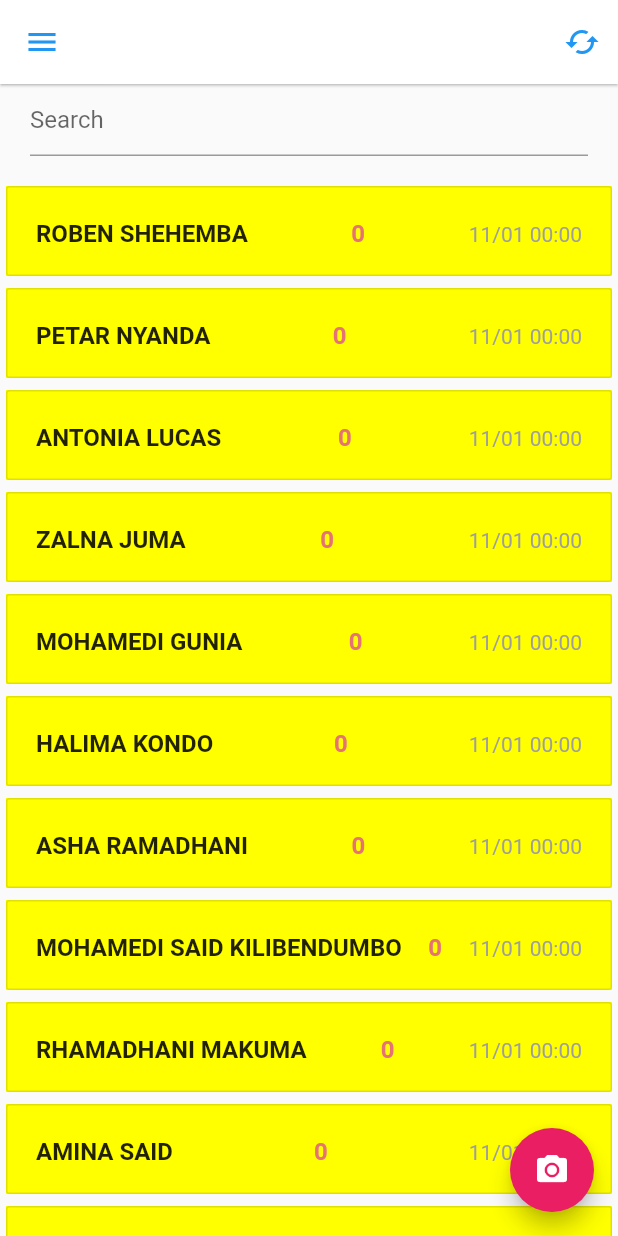
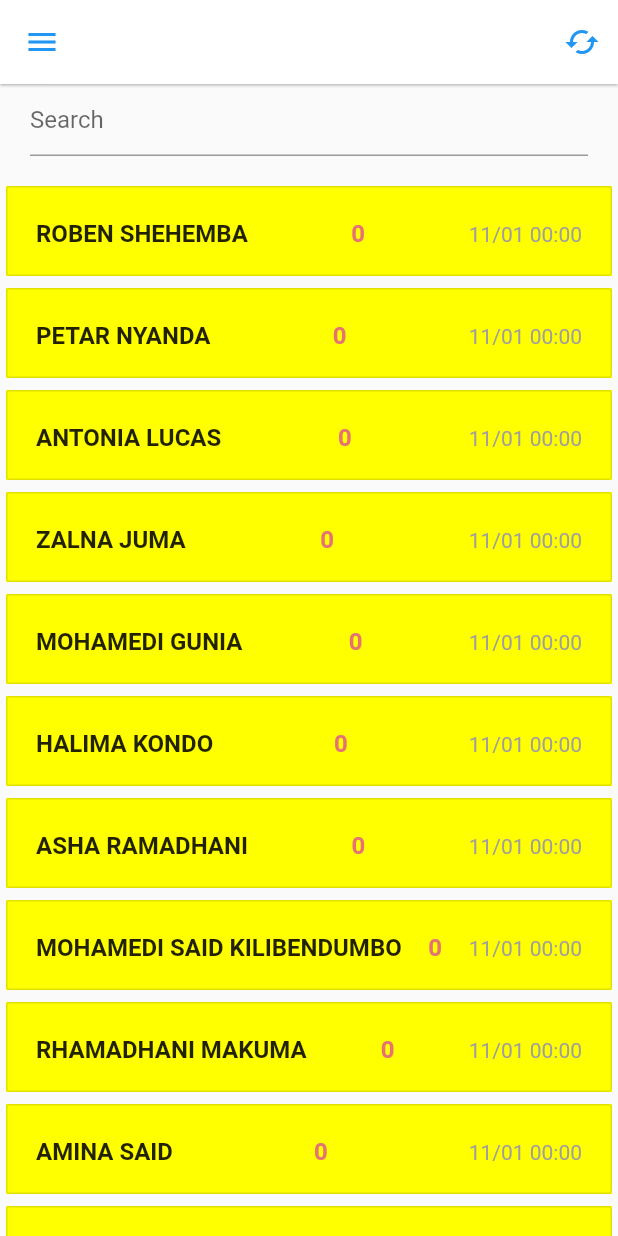
Before and after one commit to afrimedico/CUORE, a Flutter app: the screen it shows after launch, on a phone screen of 412 x 824 dp. Run offline on Flutter 3.47's test engine with Material 2 defaults, Android fonts, the phone set to English and light mode, and no system bars; our stand-ins replace csv, image_picker, shared_preferences; missing offline and left inert: sms.

Commit message:
Update ringup layout.

```diff
--- a/lib/profile/drawer.dart
+++ /dev/null
@@ -1,153 +0,0 @@
-import 'package:cuore/profile/app.dart';
-import 'package:flutter/material.dart';
-import 'package:cuore/sl/message.dart';
-
-class AppDrawer {
-  static TextEditingController _textEditingController =
-      new TextEditingController(text: userName);
-  static Drawer showDrawer(context) {
-    return Drawer(
-      child: ListView(
-        padding: EdgeInsets.zero,
-        children: <Widget>[
-          _createHeader(context),
-          TextField(
-            controller: _textEditingController,
-            decoration: InputDecoration(
-              labelText: 'Username',
-              hintText: 'Username',
-              icon: Icon(Icons.account_circle),
-            ),
-            autocorrect: false,
-            autofocus: true,
-            keyboardType: TextInputType.text,
-            onChanged: _userNameChanged,
-            onSubmitted: _userNameSubmitted,
-          ),
-          // _createDrawerItem(
-          //     context, Icons.person, SLMessage.of("Profile"), () => _handleProfile(context)),
-          _createDrawerItem(
-              context,
-              Icons.info,
-              SLMessage.of("Version"),
-              () => showAboutDialog(
-                    context: context,
-                    applicationIcon: Image.asset(
-                      'assets/icons/ic_launcher.png',
-                      width: 64,
-                    ),
-                    applicationName: "CUORE",
-                    applicationVersion: "Test version",
-                  )),
-          Divider(),
-          // _createSignOutItem(context),
-        ],
-      ),
-    );
-  }
-
-  static String userName = "";
-
-  static void _userNameChanged(String value) {
-    _userNameSubmitted(value);
-  }
-
-  static void _userNameSubmitted(String value) async {
-    userName = value;
-
-    var user = await App.getProfile();
-    user.putIfAbsent('name', () => userName);
-    int now = DateTime.now().toUtc().millisecondsSinceEpoch;
-    user.putIfAbsent("ts", () => now);
-    await App.setProfile(user);
-  }
-
-  static Widget _createHeader(context) {
-    return DrawerHeader(
-      margin: EdgeInsets.zero,
-      padding: EdgeInsets.zero,
-      decoration: BoxDecoration(
-        color: Theme.of(context).primaryColor,
-      ),
-      child: Center(
-        child: InkWell(
-          onTap: () => _handleProfile(context),
-          child: Column(
-            mainAxisAlignment: MainAxisAlignment.center,
-            mainAxisSize: MainAxisSize.max,
-            children: <Widget>[
-              SizedBox(height: 10),
-              // CircleAvatar(
-              //   backgroundImage: NetworkImage(
-              //     userImageUrl,
-              //   ),
-              //   radius: 30,
-              //   backgroundColor: Colors.transparent,
-              // ),
-              SizedBox(height: 10),
-              Text(
-                userName,
-                style: TextStyle(
-                    fontSize: 16,
-                    color: Colors.deepPurple,
-                    fontWeight: FontWeight.bold),
-              ),
-              // SizedBox(height: 10),
-              // Text(
-              //   userEmail,
-              //   style: TextStyle(
-              //       fontSize: 16,
-              //       color: Colors.deepPurple,
-              //       fontWeight: FontWeight.bold),
-              // ),
-            ],
-          ),
-        ),
-      ),
-    );
-  }
-
-  static Widget _createDrawerItem(context, icon, text, onTap) {
-    return ListTile(
-      title: Row(
-        children: <Widget>[
-          Icon(
-            icon,
-          ),
-          Padding(
-            padding: EdgeInsets.only(left: 8.0),
-            child: Text(text),
-          )
-        ],
-      ),
-      onTap: onTap,
-    );
-  }
-
-  static Widget _createSignOutItem(context) {
-    return ListTile(
-      title: Row(
-        children: <Widget>[
-          Icon(
-            Icons.exit_to_app,
-          ),
-          Padding(
-            padding: EdgeInsets.only(left: 8.0),
-            child: Text("Sign Out"),
-          )
-        ],
-      ),
-      onTap: () {
-        // Navigator.of(context).pushAndRemoveUntil(
-        //     MaterialPageRoute(builder: (context) {
-        //   return LoginPage();
-        // }), ModalRoute.withName('/'));
-      },
-    );
-  }
-
-  static void _handleProfile(context) {
-    // Navigator.push(context,
-    //     MaterialPageRoute(builder: (BuildContext context) => UserScreen()));
-  }
-}
--- a/lib/screen/home.dart
+++ b/lib/screen/home.dart
@@ -2,14 +2,13 @@ import 'dart:async';
 // import 'package:barcode_scan/barcode_scan.dart';
 import 'package:cuore/sl/googlesheets.dart';
 import 'package:cuore/profile/app.dart';
+import 'package:cuore/sl/message.dart';
 import 'package:flutter/material.dart';
 import 'package:cuore/repository/otc.dart';
 import 'package:cuore/screen/otclist.dart';
-import 'package:cuore/profile/drawer.dart';
 import 'package:cuore/repository/sheet.dart';
 import 'package:intl/intl.dart';
 import 'package:flutter/services.dart';
-import 'package:sms/sms.dart';
 
 /// Show customers list.
 class HomeScreen extends StatefulWidget {
@@ -44,6 +43,9 @@ class _WhatsAppHomeState extends State<HomeScreen>
   TabController _tabController;
   List<CustomerData> _customerList;
 
+  TextEditingController _textEditingController =
+      new TextEditingController();
+
   @override
   void initState() {
     super.initState();
@@ -57,12 +59,13 @@ class _WhatsAppHomeState extends State<HomeScreen>
     // プロファイル設定
     var user = await App.getProfile();
     if (user['name'] != null) {
-      AppDrawer.userName = user['name'];
+      userName = user['name'];
     }
+    _textEditingController.text = userName;
 
     var items = await CustomerDb.loadItemFromSheets(false);
     var list =
-        await CustomerDb.loadFromSheets(AppDrawer.userName, items, false);
+        await CustomerDb.loadFromSheets(userName, items, false);
 
     setState(() {
       _customerList = list;
@@ -83,7 +86,7 @@ class _WhatsAppHomeState extends State<HomeScreen>
     Sheets.clear('items');
     Sheets.clear('customers');
     var items = await CustomerDb.loadItemFromSheets(true);
-    var list = await CustomerDb.loadFromSheets(AppDrawer.userName, items, true);
+    var list = await CustomerDb.loadFromSheets(userName, items, true);
     await CustomerDb.saveAsSheets(list);
   }
 
@@ -103,9 +106,165 @@ class _WhatsAppHomeState extends State<HomeScreen>
       key: _scaffoldKey,
       appBar: appBar(),
       body: body(),
-      drawer: AppDrawer.showDrawer(context),
-      floatingActionButton: buildBottomNavigationBar(context, barcodeScanning),
+      drawer: showDrawer(context),
+      // floatingActionButton: buildBottomNavigationBar(context, barcodeScanning),
     );
+  }
+
+  String userName = "";
+  String userNameTmp = "";
+
+  Drawer showDrawer(context) {
+    return Drawer(
+      child: ListView(
+        padding: EdgeInsets.zero,
+        children: <Widget>[
+          _createHeader(context),
+          TextField(
+            controller: _textEditingController,
+            decoration: InputDecoration(
+              labelText: 'Username',
+              hintText: 'Username',
+              icon: Icon(Icons.account_circle),
+            ),
+            autocorrect: false,
+            autofocus: true,
+            keyboardType: TextInputType.text,
+            onChanged: _userNameChanged,
+            onSubmitted: _userNameSubmitted,
+          ),
+          RaisedButton(
+            child: const Text('Save'),
+            color: Colors.orange,
+            textColor: Colors.white,
+            onPressed: () async {
+              setState(() {
+                userName = userNameTmp;
+              });
+              var user = await App.getProfile();
+              user.putIfAbsent('name', () => userName);
+              int now = DateTime.now().toUtc().millisecondsSinceEpoch;
+              user.putIfAbsent("ts", () => now);
+              await App.setProfile(user);
+            },
+          ),
+          // _createDrawerItem(
+          //     context, Icons.person, SLMessage.of("Profile"), () => _handleProfile(context)),
+          _createDrawerItem(
+              context,
+              Icons.info,
+              SLMessage.of("Version"),
+              () => showAboutDialog(
+                    context: context,
+                    applicationIcon: Image.asset(
+                      'assets/icons/ic_launcher.png',
+                      width: 64,
+                    ),
+                    applicationName: "CUORE",
+                    applicationVersion: "Test version",
+                  )),
+          Divider(),
+          // _createSignOutItem(context),
+        ],
+      ),
+    );
+  }
+
+  void _userNameChanged(String value) {
+    _userNameSubmitted(value);
+  }
+
+  void _userNameSubmitted(String value) async {
+    userNameTmp = value;
+  }
+
+  Widget _createHeader(context) {
+    return DrawerHeader(
+      margin: EdgeInsets.zero,
+      padding: EdgeInsets.zero,
+      decoration: BoxDecoration(
+        color: Theme.of(context).primaryColor,
+      ),
+      child: Center(
+        child: InkWell(
+          onTap: () => _handleProfile(context),
+          child: Column(
+            mainAxisAlignment: MainAxisAlignment.center,
+            mainAxisSize: MainAxisSize.max,
+            children: <Widget>[
+              SizedBox(height: 10),
+              // CircleAvatar(
+              //   backgroundImage: NetworkImage(
+              //     userImageUrl,
+              //   ),
+              //   radius: 30,
+              //   backgroundColor: Colors.transparent,
+              // ),
+              SizedBox(height: 10),
+              Text(
+                userName,
+                style: TextStyle(
+                    fontSize: 16,
+                    color: Colors.deepPurple,
+                    fontWeight: FontWeight.bold),
+              ),
+              // SizedBox(height: 10),
+              // Text(
+              //   userEmail,
+              //   style: TextStyle(
+              //       fontSize: 16,
+              //       color: Colors.deepPurple,
+              //       fontWeight: FontWeight.bold),
+              // ),
+            ],
+          ),
+        ),
+      ),
+    );
+  }
+
+  Widget _createDrawerItem(context, icon, text, onTap) {
+    return ListTile(
+      title: Row(
+        children: <Widget>[
+          Icon(
+            icon,
+          ),
+          Padding(
+            padding: EdgeInsets.only(left: 8.0),
+            child: Text(text),
+          )
+        ],
+      ),
+      onTap: onTap,
+    );
+  }
+
+  Widget _createSignOutItem(context) {
+    return ListTile(
+      title: Row(
+        children: <Widget>[
+          Icon(
+            Icons.exit_to_app,
+          ),
+          Padding(
+            padding: EdgeInsets.only(left: 8.0),
+            child: Text("Sign Out"),
+          )
+        ],
+      ),
+      onTap: () {
+        // Navigator.of(context).pushAndRemoveUntil(
+        //     MaterialPageRoute(builder: (context) {
+        //   return LoginPage();
+        // }), ModalRoute.withName('/'));
+      },
+    );
+  }
+
+  void _handleProfile(context) {
+    // Navigator.push(context,
+    //     MaterialPageRoute(builder: (BuildContext context) => UserScreen()));
   }
 
   Widget buildBottomNavigationBar(context, run) {
@@ -181,7 +340,7 @@ class _WhatsAppHomeState extends State<HomeScreen>
       title: new GestureDetector(
         onTap: () {},
         child: Center(
-          child: Text(AppDrawer.userName),
+          child: Text(userName),
         ),
       ),
       actions: <Widget>[
@@ -203,7 +362,7 @@ class _WhatsAppHomeState extends State<HomeScreen>
       return Text("Processing...");
     }
     if (_searchedList == null) {
-      return Text('No user data: ' + AppDrawer.userName);
+      return Text('No user data: ' + userName);
     }
     int len = _searchedList != null ? _searchedList.length : 0;
     return new Column(children: <Widget>[
```
Also changed, not shown: lib/screen/ringup.dart (+16 -14 lines).
